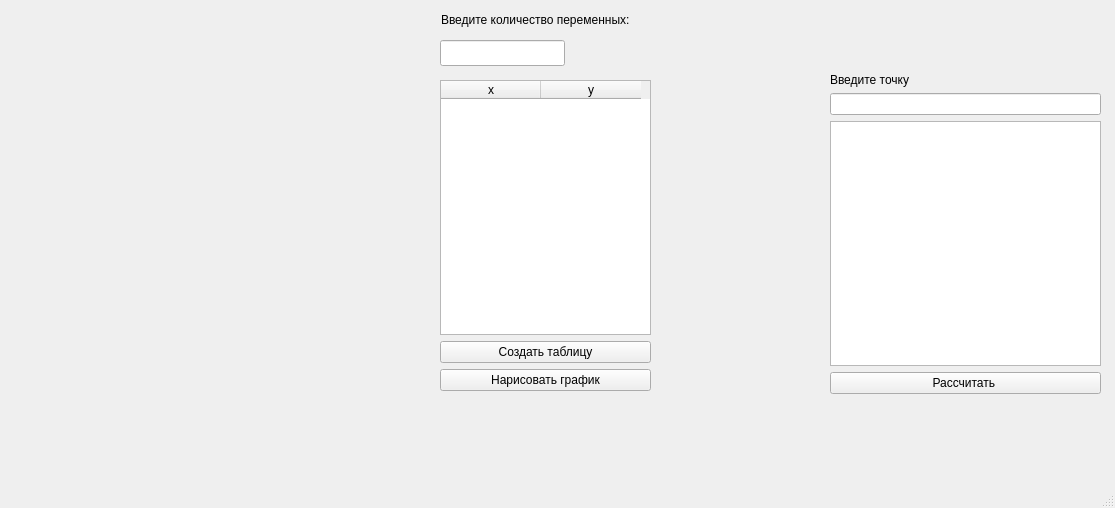
Above: mainwindow.ui from Rokli/numerical-differentiation- before the change. Below: the same form after it.
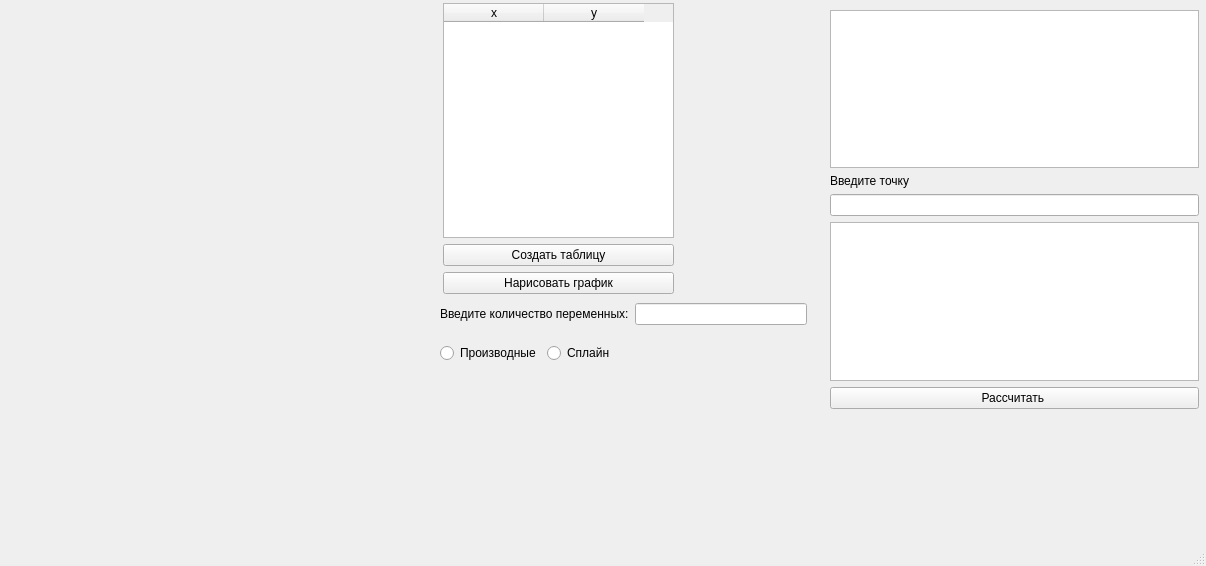
That is the form after the change. Custom widgets are drawn as their Qt base class.

Commit message: changed the application interface, derived a matrix from a spline, added radio buttons to select which method to use

The edit to the form file:
```diff
--- a/mainwindow.ui
+++ b/mainwindow.ui
@@ -6,8 +6,8 @@
    <rect>
     <x>0</x>
     <y>0</y>
-    <width>1115</width>
-    <height>508</height>
+    <width>1206</width>
+    <height>566</height>
    </rect>
   </property>
   <property name="windowTitle">
@@ -20,88 +20,17 @@
       <x>0</x>
       <y>0</y>
       <width>431</width>
-      <height>421</height>
+      <height>481</height>
      </rect>
     </property>
    </widget>
    <widget class="QWidget" name="layoutWidget">
     <property name="geometry">
      <rect>
-      <x>830</x>
-      <y>73</y>
-      <width>271</width>
-      <height>321</height>
-     </rect>
-    </property>
-    <layout class="QVBoxLayout" name="verticalLayout_2">
-     <item>
-      <layout class="QVBoxLayout" name="verticalLayout">
-       <item>
-        <widget class="QLabel" name="label">
-         <property name="text">
-          <string>Введите точку</string>
-         </property>
-        </widget>
-       </item>
-       <item>
-        <widget class="QLineEdit" name="pointGraph"/>
-       </item>
-      </layout>
-     </item>
-     <item>
-      <widget class="QTextEdit" name="textEdit"/>
-     </item>
-     <item>
-      <widget class="QPushButton" name="CalculationDerivatives">
-       <property name="text">
-        <string>Рассчитать </string>
-       </property>
-       <property name="default">
-        <bool>false</bool>
-       </property>
-       <property name="flat">
-        <bool>false</bool>
-       </property>
-      </widget>
-     </item>
-    </layout>
-   </widget>
-   <widget class="QLabel" name="label_2">
-    <property name="geometry">
-     <rect>
-      <x>441</x>
-      <y>11</y>
-      <width>234</width>
-      <height>18</height>
-     </rect>
-    </property>
-    <property name="text">
-     <string>Введите количество переменных:</string>
-    </property>
-   </widget>
-   <widget class="QLineEdit" name="NumberPoints">
-    <property name="geometry">
-     <rect>
-      <x>440</x>
-      <y>40</y>
-      <width>125</width>
-      <height>26</height>
-     </rect>
-    </property>
-    <property name="maximumSize">
-     <size>
-      <width>1677</width>
-      <height>16777215</height>
-     </size>
-    </property>
-   </widget>
-   <widget class="QWidget" name="layoutWidget">
-    <property name="geometry">
-     <rect>
-      <x>440</x>
-      <y>80</y>
-      <width>211</width>
-      <height>311</height>
+      <x>443</x>
+      <y>3</y>
+      <width>231</width>
+      <height>291</height>
      </rect>
     </property>
     <layout class="QVBoxLayout" name="verticalLayout_3">
@@ -135,6 +64,110 @@
      </item>
     </layout>
    </widget>
+   <widget class="QWidget" name="">
+    <property name="geometry">
+     <rect>
+      <x>440</x>
+      <y>340</y>
+      <width>206</width>
+      <height>26</height>
+     </rect>
+    </property>
+    <layout class="QHBoxLayout" name="horizontalLayout_3">
+     <item>
+      <widget class="QRadioButton" name="diffButton">
+       <property name="text">
+        <string>Производные</string>
+       </property>
+      </widget>
+     </item>
+     <item>
+      <widget class="QRadioButton" name="splineButton">
+       <property name="text">
+        <string>Сплайн</string>
+       </property>
+      </widget>
+     </item>
+    </layout>
+   </widget>
+   <widget class="QWidget" name="">
+    <property name="geometry">
+     <rect>
+      <x>440</x>
+      <y>300</y>
+      <width>367</width>
+      <height>28</height>
+     </rect>
+    </property>
+    <layout class="QHBoxLayout" name="horizontalLayout">
+     <item>
+      <widget class="QLabel" name="label_2">
+       <property name="text">
+        <string>Введите количество переменных:</string>
+       </property>
+      </widget>
+     </item>
+     <item>
+      <widget class="QLineEdit" name="NumberPoints">
+       <property name="maximumSize">
+        <size>
+         <width>1677</width>
+         <height>16777215</height>
+        </size>
+       </property>
+      </widget>
+     </item>
+    </layout>
+   </widget>
+   <widget class="QWidget" name="">
+    <property name="geometry">
+     <rect>
+      <x>830</x>
+      <y>10</y>
+      <width>369</width>
+      <height>399</height>
+     </rect>
+    </property>
+    <layout class="QVBoxLayout" name="verticalLayout_4">
+     <item>
+      <widget class="QTextEdit" name="forMatrix"/>
+     </item>
+     <item>
+      <layout class="QVBoxLayout" name="verticalLayout_2">
+       <item>
+        <layout class="QVBoxLayout" name="verticalLayout">
+         <item>
+          <widget class="QLabel" name="label">
+           <property name="text">
+            <string>Введите точку</string>
+           </property>
+          </widget>
+         </item>
+         <item>
+          <widget class="QLineEdit" name="pointGraph"/>
+         </item>
+        </layout>
+       </item>
+       <item>
+        <widget class="QTextEdit" name="textEdit"/>
+       </item>
+       <item>
+        <widget class="QPushButton" name="CalculationDerivatives">
+         <property name="text">
+          <string>Рассчитать </string>
+         </property>
+         <property name="default">
+          <bool>false</bool>
+         </property>
+         <property name="flat">
+          <bool>false</bool>
+         </property>
+        </widget>
+       </item>
+      </layout>
+     </item>
+    </layout>
+   </widget>
   </widget>
   <widget class="QMenuBar" name="menubar">
    <property name="geometry">
```
Left out of the diff: 2 changed lines with no effect on the pictures. The commit also changes 4 other files.
